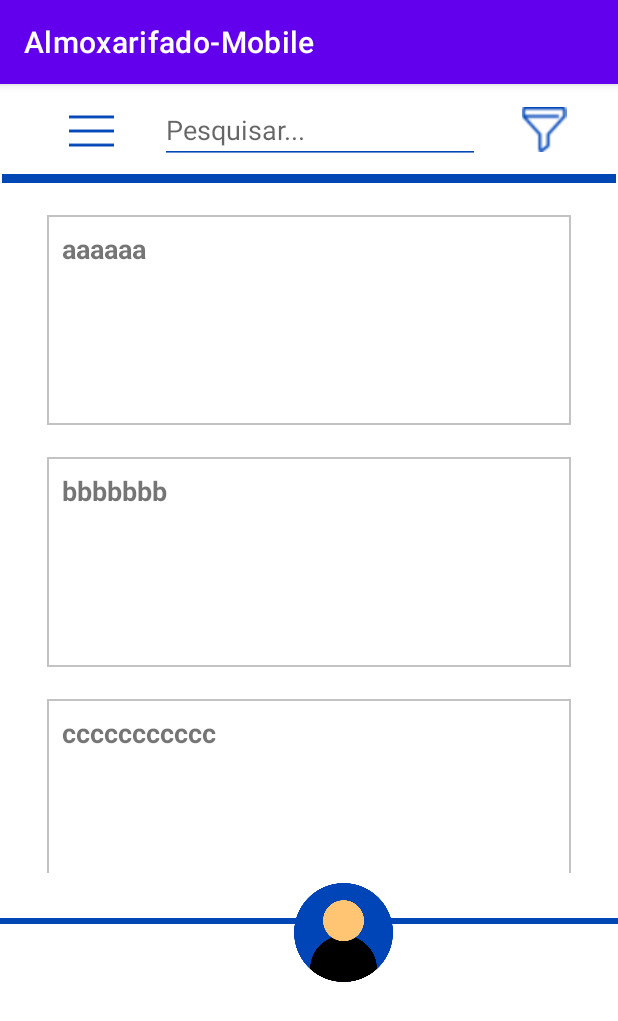
After one commit to FelipeMielkeVieira/AlmoxarifadoMobile, an Android app: the HomeActivity screen opened directly, with no data from a screen before it, on a phone screen of 412 x 824 dp. The commit adds this screen. Shown: the top 1021 px of the screen. Run offline under Robolectric (Android 15) with nearby library versions, the phone set to English and light mode, and no system bars.

Commit message:
04/11 - 21:45

```diff
--- a/app/src/main/AndroidManifest.xml
+++ b/app/src/main/AndroidManifest.xml
@@ -18,6 +18,7 @@
                 <category android:name="android.intent.category.LAUNCHER" />
             </intent-filter>
         </activity>
+        <activity android:name=".HomeActivity"></activity>
     </application>
 
 </manifest>
--- /dev/null
+++ b/app/src/main/java/com/example/almoxarifado_mobile/HomeActivity.java
@@ -0,0 +1,34 @@
+package com.example.almoxarifado_mobile;
+
+import android.os.Bundle;
+
+import androidx.appcompat.app.AppCompatActivity;
+import androidx.recyclerview.widget.LinearLayoutManager;
+import androidx.recyclerview.widget.RecyclerView;
+
+import com.example.almoxarifado_mobile.utils.ProdutoAdapter;
+
+public class HomeActivity extends AppCompatActivity {
+
+    private RecyclerView recyclerView;
+    private RecyclerView.LayoutManager layoutManager;
+    private ProdutoAdapter adapter;
+    String[] lista = {"aaaaaa", "bbbbbbb", "ccccccccccc", "dddddddddddddd", "eeeeeeeeeeee", "ffffffffffff", "ggggggggggg"};
+
+    @Override
+    protected void onCreate(Bundle savedInstanceState) {
+        super.onCreate(savedInstanceState);
+        setContentView(R.layout.activity_home);
+
+        setRecyclerView();
+    }
+
+    private void setRecyclerView() {
+        recyclerView = (RecyclerView) findViewById(R.id.lista);
+        layoutManager = new LinearLayoutManager(this);
+        recyclerView.setLayoutManager(layoutManager);
+
+        adapter = new ProdutoAdapter(lista);
+        recyclerView.setAdapter(adapter);
+    }
+}
--- a/app/src/main/java/com/example/almoxarifado_mobile/MainActivity.java
+++ b/app/src/main/java/com/example/almoxarifado_mobile/MainActivity.java
@@ -2,7 +2,9 @@ package com.example.almoxarifado_mobile;
 
 import androidx.appcompat.app.AppCompatActivity;
 
+import android.content.Intent;
 import android.os.Bundle;
+import android.view.View;
 
 public class MainActivity extends AppCompatActivity {
 
@@ -11,4 +13,9 @@ public class MainActivity extends AppCompatActivity {
         super.onCreate(savedInstanceState);
         setContentView(R.layout.activity_main);
     }
+
+    public void login(View view) {
+        Intent switchActivityIntent = new Intent(this, HomeActivity.class);
+        startActivity(switchActivityIntent);
+    }
 }
--- /dev/null
+++ b/app/src/main/java/com/example/almoxarifado_mobile/utils/ProdutoAdapter.java
@@ -0,0 +1,52 @@
+package com.example.almoxarifado_mobile.utils;
+
+
+import android.view.LayoutInflater;
+import android.view.View;
+import android.view.ViewGroup;
+import android.widget.TextView;
+
+import androidx.annotation.NonNull;
+import androidx.recyclerview.widget.RecyclerView;
+
+import com.example.almoxarifado_mobile.R;
+
+public class ProdutoAdapter extends RecyclerView.Adapter<ProdutoAdapter.ViewHolder> {
+
+    private String[] localDataSet;
+
+    public static class ViewHolder extends RecyclerView.ViewHolder {
+        private final TextView textView;
+
+        public ViewHolder(View view) {
+            super(view);
+            textView = (TextView) view.findViewById(R.id.textView);
+        }
+
+        public TextView getTextView() {
+            return textView;
+        }
+    }
+
+    public ProdutoAdapter(String[] dataSet) {
+        localDataSet = dataSet;
+    }
+
+    @NonNull
+    @Override
+    public ViewHolder onCreateViewHolder(ViewGroup viewGroup, int viewType) {
+        View view = LayoutInflater.from(viewGroup.getContext())
+                .inflate(R.layout.produto_lista, viewGroup, false);
+        return new ViewHolder(view);
+    }
+
+    @Override
+    public void onBindViewHolder(ViewHolder viewHolder, int position) {
+        viewHolder.getTextView().setText(localDataSet[position]);
+    }
+
+    @Override
+    public int getItemCount() {
+        return localDataSet.length;
+    }
+}
--- /dev/null
+++ b/app/src/main/res/drawable/background_divider_azul.xml
@@ -0,0 +1,6 @@
+<?xml version="1.0" encoding="utf-8"?>
+<shape xmlns:android="http://schemas.android.com/apk/res/android"
+    android:shape="rectangle" android:padding="10dp">
+    <!-- you can use any color you want I used here gray color-->
+    <solid android:color="#0047B6"/>
+</shape>
--- /dev/null
+++ b/app/src/main/res/drawable/borda_item.xml
@@ -0,0 +1,6 @@
+<?xml version="1.0" encoding="UTF-8"?>
+<shape xmlns:android="http://schemas.android.com/apk/res/android" android:shape="rectangle">
+    <corners android:radius="0dp"/>
+    <padding android:left="10dp" android:right="10dp" android:top="10dp" android:bottom="10dp"/>
+    <stroke android:width="1dp" android:color="#C3C3C3"/>
+</shape>
--- /dev/null
+++ b/app/src/main/res/layout/activity_home.xml
@@ -0,0 +1,110 @@
+<?xml version="1.0" encoding="utf-8"?>
+<androidx.constraintlayout.widget.ConstraintLayout xmlns:android="http://schemas.android.com/apk/res/android"
+    xmlns:app="http://schemas.android.com/apk/res-auto"
+    xmlns:tools="http://schemas.android.com/tools"
+    android:layout_width="match_parent"
+    android:layout_height="match_parent">
+
+    <androidx.recyclerview.widget.RecyclerView
+        android:id="@+id/lista"
+        android:layout_width="0dp"
+        android:layout_height="440dp"
+        android:layout_marginStart="30dp"
+        android:layout_marginTop="20dp"
+        android:layout_marginEnd="30dp"
+        app:layout_constraintEnd_toEndOf="parent"
+        app:layout_constraintHorizontal_bias="1.0"
+        app:layout_constraintStart_toStartOf="parent"
+        app:layout_constraintTop_toBottomOf="@+id/divider2"
+        tools:ignore="NotSibling">
+
+    </androidx.recyclerview.widget.RecyclerView>
+
+    <androidx.constraintlayout.widget.ConstraintLayout
+        android:id="@+id/linearLayout2"
+        android:layout_width="409dp"
+        android:layout_height="60dp"
+        app:layout_constraintEnd_toEndOf="parent"
+        app:layout_constraintStart_toStartOf="parent"
+        app:layout_constraintTop_toTopOf="parent">
+
+        <ImageView
+            android:id="@+id/imageView2"
+            android:layout_width="30dp"
+            android:layout_height="wrap_content"
+            android:layout_marginTop="15dp"
+            android:layout_marginEnd="290dp"
+            app:layout_constraintEnd_toEndOf="parent"
+            app:layout_constraintStart_toStartOf="parent"
+            app:layout_constraintTop_toTopOf="parent"
+            app:srcCompat="@drawable/menu" />
+
+        <EditText
+            android:id="@+id/editTextTextPersonName2"
+            android:layout_width="wrap_content"
+            android:layout_height="wrap_content"
+            android:layout_marginStart="80dp"
+            android:layout_marginTop="8dp"
+            android:layout_marginEnd="140dp"
+            style="@style/inputLogin"
+            android:hint="Pesquisar..."
+            android:ems="10"
+            android:inputType="textPersonName"
+            app:layout_constraintEnd_toEndOf="parent"
+            app:layout_constraintStart_toEndOf="@+id/imageView2"
+            app:layout_constraintTop_toTopOf="parent" />
+
+        <ImageView
+            android:id="@+id/imageView3"
+            android:layout_width="32dp"
+            android:layout_height="30dp"
+            android:layout_marginStart="10dp"
+            android:layout_marginTop="15dp"
+            android:layout_marginEnd="16dp"
+            app:layout_constraintEnd_toEndOf="parent"
+            app:layout_constraintStart_toEndOf="@+id/editTextTextPersonName2"
+            app:layout_constraintTop_toTopOf="parent"
+            app:srcCompat="@drawable/filtro" />
+    </androidx.constraintlayout.widget.ConstraintLayout>
+
+    <View
+        android:id="@+id/divider2"
+        android:layout_width="409dp"
+        android:layout_height="6dp"
+        android:background="@drawable/background_divider_azul"
+        app:layout_constraintEnd_toEndOf="parent"
+        app:layout_constraintStart_toStartOf="parent"
+        app:layout_constraintTop_toBottomOf="@+id/linearLayout2" />
+
+    <androidx.constraintlayout.widget.ConstraintLayout
+        android:layout_width="wrap_content"
+        android:layout_height="wrap_content"
+        app:layout_constraintEnd_toEndOf="parent"
+        app:layout_constraintStart_toStartOf="parent"
+        app:layout_constraintTop_toBottomOf="@+id/lista">
+
+        <View
+            android:id="@+id/divider3"
+            android:layout_width="match_parent"
+            android:layout_height="4dp"
+            android:layout_marginTop="30dp"
+            android:background="@drawable/background_divider_azul"
+            app:layout_constraintEnd_toEndOf="parent"
+            app:layout_constraintStart_toStartOf="parent"
+            app:layout_constraintTop_toTopOf="parent" />
+
+        <ImageView
+            android:id="@+id/imagemUserFooter"
+            android:layout_width="66dp"
+            android:layout_height="79dp"
+            android:layout_marginStart="150dp"
+            android:layout_marginEnd="150dp"
+            app:layout_constraintEnd_toEndOf="parent"
+            app:layout_constraintHorizontal_bias="1.0"
+            app:layout_constraintStart_toEndOf="@+id/divider3"
+            app:layout_constraintTop_toTopOf="parent"
+            app:srcCompat="@drawable/user" />
+
+    </androidx.constraintlayout.widget.ConstraintLayout>
+
+</androidx.constraintlayout.widget.ConstraintLayout>
--- a/app/src/main/res/layout/activity_main.xml
+++ b/app/src/main/res/layout/activity_main.xml
@@ -63,6 +63,7 @@
         android:layout_marginEnd="120dp"
         android:background="@drawable/background_botao_login"
         android:text="Entrar"
+        android:onClick="login"
         app:backgroundTint="#0047B6"
         app:layout_constraintEnd_toEndOf="parent"
         app:layout_constraintStart_toStartOf="parent"
--- /dev/null
+++ b/app/src/main/res/layout/produto_lista.xml
@@ -0,0 +1,28 @@
+<?xml version="1.0" encoding="utf-8"?>
+<androidx.constraintlayout.widget.ConstraintLayout xmlns:android="http://schemas.android.com/apk/res/android"
+    xmlns:app="http://schemas.android.com/apk/res-auto"
+    xmlns:tools="http://schemas.android.com/tools"
+    android:layout_width="match_parent"
+    android:layout_height="wrap_content"
+    android:layout_marginBottom="20dp">
+
+    <FrameLayout
+        style="@style/produtoEmLista"
+        android:layout_width="match_parent"
+        android:layout_height="140dp"
+        android:layout_marginStart="1dp"
+        android:layout_marginTop="1dp"
+        android:layout_marginEnd="1dp"
+        android:background="@drawable/borda_item"
+        app:layout_constraintEnd_toEndOf="parent"
+        app:layout_constraintStart_toStartOf="parent"
+        app:layout_constraintTop_toTopOf="parent">
+
+        <TextView
+            android:id="@+id/textView"
+            style="@style/textoListaProduto"
+            android:layout_width="wrap_content"
+            android:layout_height="wrap_content"
+            android:text="Teste" />
+    </FrameLayout>
+</androidx.constraintlayout.widget.ConstraintLayout>
--- a/app/src/main/res/values/styles.xml
+++ b/app/src/main/res/values/styles.xml
@@ -25,4 +25,11 @@
         <item name="android:textColor">#000000</item>
         <item name="android:textStyle">normal</item>
     </style>
+    <style name="textoListaProduto">
+        <item name="android:textStyle">bold</item>
+        <item name="android:textSize">18sp</item>
+    </style>
+    <style name="produtoEmLista">
+
+    </style>
 </resources>
```
Also changed, not shown: app/src/main/res/drawable/filtro.png (added), app/src/main/res/drawable/lupa.png (added), app/src/main/res/drawable/menu.png (added).
